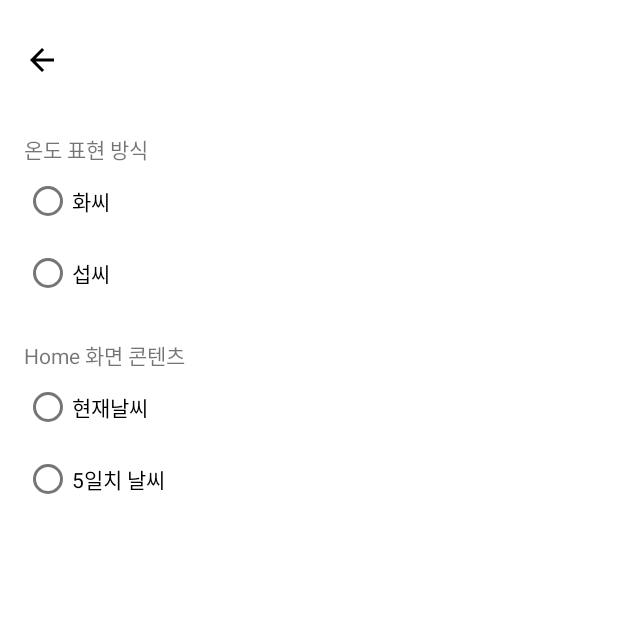
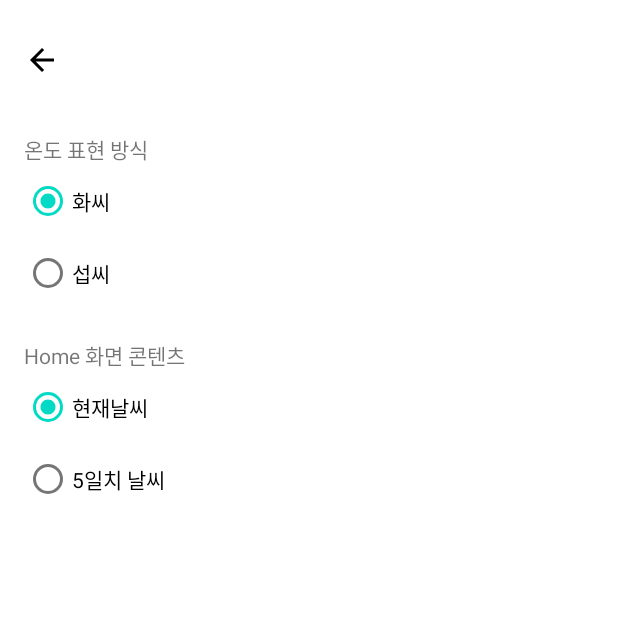
Before and after one commit to SW-Maestro-OSS/soma-weather-viewer-android, an Android app: the SettingFragment screen opened through its navigation route, on a phone screen of 412 x 824 dp, the top half of it. Run offline under Robolectric (Android 15) with nearby library versions, the phone set to English and light mode, and no system bars; our stand-ins replace Dagger/Hilt's generated code, data binding; pictures from the network do not load; 6 statements that could not run were skipped.

Commit message:
Fix Humidity Unit (°C -> %) & Fix error (not applying options in SettingFragment RadioGroup)

```diff
--- a/common-ui/src/main/res/values/strings.xml
+++ b/common-ui/src/main/res/values/strings.xml
@@ -3,7 +3,7 @@
     <string name="temp">현재 온도 : %.0f°C</string>
     <string name="temp_max">최고 온도 : %.0f°C</string>
     <string name="temp_min">최저 온도 : %.0f°C</string>
-    <string name="humidity">습도 : %d°C</string>
+    <string name="humidity">습도 : %d%%</string>
     <string name="weather_list">List</string>
     <string name="weather_detail">Detail</string>
     <string name="date_format_y_m_d">%s년 %s월 %s일</string>
--- a/common/src/main/java/org/soma/weatherviewer/common/util/HomeScreenOptionType.kt
+++ b/common/src/main/java/org/soma/weatherviewer/common/util/HomeScreenOptionType.kt
@@ -1,6 +1,6 @@
 package org.soma.weatherviewer.common.util
 
-enum class HomeScreenOptionType(string: String) {
+enum class HomeScreenOptionType(name: String) {
     Current("Current"),
     FiveDays("FiveDays")
 }
--- a/common/src/main/java/org/soma/weatherviewer/common/util/TempType.kt
+++ b/common/src/main/java/org/soma/weatherviewer/common/util/TempType.kt
@@ -1,6 +1,6 @@
 package org.soma.weatherviewer.common.util
 
-enum class TempType(string: String) {
+enum class TempType(name: String) {
     Fahrenheit("Fahrenheit"),
     Celsius("Celsius")
 }
--- a/home/src/main/res/layout/fragment_home.xml
+++ b/home/src/main/res/layout/fragment_home.xml
@@ -46,7 +46,7 @@
             android:layout_width="match_parent"
             android:layout_height="0dp"
             app:layout_constraintTop_toBottomOf="@id/button_shows_5_days"
-            />
+            android:layout_marginTop="20dp"/>
 
     </androidx.constraintlayout.widget.ConstraintLayout>
 
--- a/setting/src/main/java/org/soma/weatherviewer/setting/SettingFragment.kt
+++ b/setting/src/main/java/org/soma/weatherviewer/setting/SettingFragment.kt
@@ -1,6 +1,7 @@
 package org.soma.weatherviewer.setting
 
 import android.os.Bundle
+import android.util.Log
 import android.view.LayoutInflater
 import android.view.View
 import android.view.ViewGroup
@@ -8,6 +9,7 @@ import androidx.fragment.app.Fragment
 import androidx.fragment.app.viewModels
 import androidx.lifecycle.lifecycleScope
 import dagger.hilt.android.AndroidEntryPoint
+import kotlinx.coroutines.flow.collectLatest
 import kotlinx.coroutines.launch
 import org.soma.weatherviewer.common.domain.usecase.DataStoreUseCase
 import org.soma.weatherviewer.common.util.HomeScreenOptionType
@@ -35,7 +37,36 @@ class SettingFragment : Fragment(), SettingFragmentListener {
             it.viewModel = viewModel
         }
 
+        subscribeUI()
+
         return binding.root
+    }
+
+    /*
+    * TODO DataBinding으로 코드 리팩토링 진행
+    */
+    private fun subscribeUI() {
+        lifecycleScope.launchWhenCreated {
+            viewModel.tempType.collectLatest {
+                Log.d("SettingViewModel", "subscribeUI - tempType: $it")
+                if (it == TempType.Celsius.name) {
+                    binding.tempOptionCelsiusRb.isChecked = true
+                } else {
+                    binding.tempOptionFahrenheitRb.isChecked = true
+                }
+            }
+        }
+
+        lifecycleScope.launchWhenCreated {
+            viewModel.homeScreenOptionType.collectLatest {
+                Log.d("SettingViewModel", "subscribeUI - homeOption: $it")
+                if (it == HomeScreenOptionType.Current.name) {
+                    binding.homeOptionCurrentRb.isChecked = true
+                } else {
+                    binding.homeOptionListRb.isChecked = true
+                }
+            }
+        }
     }
 
     override fun onClickBackButton() {
--- a/setting/src/main/java/org/soma/weatherviewer/setting/SettingViewModel.kt
+++ b/setting/src/main/java/org/soma/weatherviewer/setting/SettingViewModel.kt
@@ -1,5 +1,6 @@
 package org.soma.weatherviewer.setting
 
+import android.util.Log
 import androidx.lifecycle.ViewModel
 import androidx.lifecycle.viewModelScope
 import dagger.hilt.android.lifecycle.HiltViewModel
--- a/setting/src/main/res/layout/fragment_setting.xml
+++ b/setting/src/main/res/layout/fragment_setting.xml
@@ -41,19 +41,18 @@
             app:layout_constraintTop_toBottomOf="@+id/temp_option_title"
             app:layout_constraintLeft_toLeftOf="parent">
             <RadioButton
+                android:id="@+id/temp_option_celsius_rb"
                 android:layout_width="match_parent"
                 android:layout_height="wrap_content"
-                android:checked="@{viewModel.tempType == TempType.Celsius.name()}"
                 android:onClick="@{() -> listener.onClickCelsiusButton()}"
-                android:text="@string/temp_option_f"
-                />
+                android:text="@string/temp_option_f" />
+
             <RadioButton
+                android:id="@+id/temp_option_fahrenheit_rb"
                 android:layout_width="match_parent"
                 android:layout_height="wrap_content"
-                android:checked="@{viewModel.tempType == TempType.Fahrenheit.name()}"
                 android:onClick="@{() -> listener.onClickFahrenheitButton()}"
-                android:text="@string/temp_option_c"
-                />
+                android:text="@string/temp_option_c" />
         </RadioGroup>
 
         <TextView
@@ -63,28 +62,29 @@
             android:layout_marginTop="20dp"
             app:layout_constraintTop_toBottomOf="@+id/temp_option_rg"
             app:layout_constraintLeft_toLeftOf="parent"
-            android:text="@string/home_option_title"
-            />
+            android:text="@string/home_option_title" />
+
         <RadioGroup
             android:id="@+id/home_option_rg"
             android:layout_width="match_parent"
             android:layout_height="wrap_content"
             app:layout_constraintTop_toBottomOf="@+id/home_option_title"
             app:layout_constraintLeft_toLeftOf="parent">
+
             <RadioButton
+                android:id="@+id/home_option_current_rb"
                 android:layout_width="match_parent"
                 android:layout_height="wrap_content"
-                android:checked="@{viewModel.homeScreenOptionType == HomeScreenOptionType.Current.name()}"
                 android:onClick="@{() -> listener.onClickCurrentButton()}"
-                android:text="@string/home_option_current"
-                />
+                android:text="@string/home_option_current" />
+
             <RadioButton
+                android:id="@+id/home_option_list_rb"
                 android:layout_width="match_parent"
                 android:layout_height="wrap_content"
-                android:checked="@{viewModel.homeScreenOptionType == HomeScreenOptionType.FiveDays.name()}"
                 android:onClick="@{() -> listener.onClickFiveDaysButton()}"
-                android:text="@string/home_option_5days"
-                />
+                android:text="@string/home_option_5days" />
+
         </RadioGroup>
 
     </androidx.constraintlayout.widget.ConstraintLayout>
```
